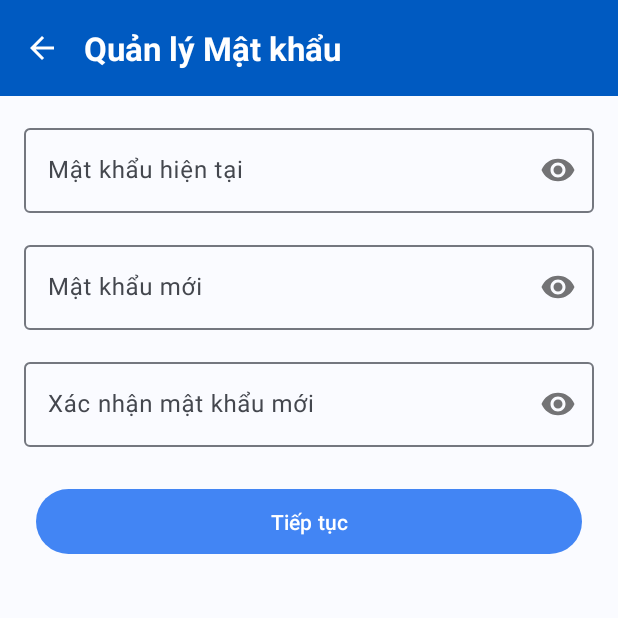
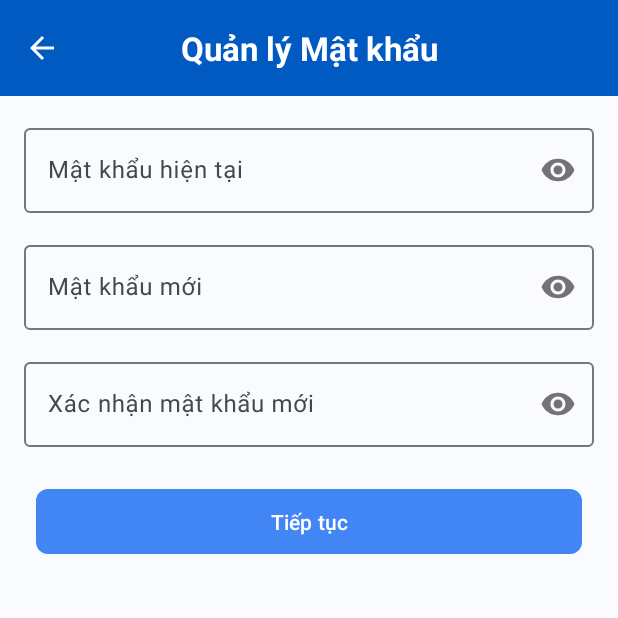
Before and after one commit to CongPham04/7-medibook-android, an Android app: the PasswordManagerFragment screen opened through its navigation route, on a phone screen of 412 x 824 dp, the top half of it. Run offline under Robolectric (Android 15) with nearby library versions, the phone set to English and light mode, and no system bars; our stand-ins replace Firebase (no records; nobody signed in at launch, a user with empty details on screens opened directly), navigation-ui; libraries missing offline, so code that uses them is left out: com.chaos.view; plain views replace PinView.

```diff
--- a/app/src/main/res/layout/fragment_password_manager.xml
+++ b/app/src/main/res/layout/fragment_password_manager.xml
@@ -7,23 +7,28 @@
     android:background="?android:attr/colorBackground"
     tools:context=".ui.common.PasswordManagerFragment">
 
+    <!-- Toolbar -->
     <com.google.android.material.appbar.MaterialToolbar
         android:id="@+id/toolbar"
         android:layout_width="match_parent"
         android:layout_height="wrap_content"
+        android:background="@color/md_theme_surfaceTint"
         app:layout_constraintTop_toTopOf="parent"
-        android:background="@color/md_theme_surfaceTint"
         app:navigationIcon="@drawable/ic_arrow_back"
         app:navigationIconTint="@android:color/white">
+
         <TextView
             android:layout_width="wrap_content"
             android:layout_height="wrap_content"
             android:text="Quản lý Mật khẩu"
+            android:layout_gravity="center"
             android:textAppearance="@style/TextAppearance.Material3.TitleLarge"
             android:textStyle="bold"
-            android:textColor="@android:color/white"/>
+            android:textColor="@android:color/white" />
     </com.google.android.material.appbar.MaterialToolbar>
 
+
+    <!-- FORM PASSWORD -->
     <androidx.constraintlayout.widget.ConstraintLayout
         android:id="@+id/layout_form"
         android:layout_width="match_parent"
@@ -31,6 +36,7 @@
         app:layout_constraintTop_toBottomOf="@id/toolbar"
         app:layout_constraintBottom_toBottomOf="parent">
 
+        <!-- Current Password -->
         <com.google.android.material.textfield.TextInputLayout
             android:id="@+id/til_current_password"
             style="@style/Widget.Material3.TextInputLayout.OutlinedBox"
@@ -38,14 +44,16 @@
             android:layout_height="wrap_content"
             android:layout_margin="16dp"
             android:hint="Mật khẩu hiện tại"
-            app:layout_constraintTop_toTopOf="parent"
-            app:passwordToggleEnabled="true">
+            app:passwordToggleEnabled="true"
+            app:layout_constraintTop_toTopOf="parent">
+
             <com.google.android.material.textfield.TextInputEditText
                 android:layout_width="match_parent"
                 android:layout_height="wrap_content"
                 android:inputType="textPassword" />
         </com.google.android.material.textfield.TextInputLayout>
 
+        <!-- New Password -->
         <com.google.android.material.textfield.TextInputLayout
             android:id="@+id/til_new_password"
             style="@style/Widget.Material3.TextInputLayout.OutlinedBox"
@@ -53,14 +61,16 @@
             android:layout_height="wrap_content"
             android:layout_margin="16dp"
             android:hint="Mật khẩu mới"
-            app:layout_constraintTop_toBottomOf="@+id/til_current_password"
+            app:layout_constraintTop_toBottomOf="@id/til_current_password"
             app:passwordToggleEnabled="true">
+
             <com.google.android.material.textfield.TextInputEditText
                 android:layout_width="match_parent"
                 android:layout_height="wrap_content"
                 android:inputType="textPassword" />
         </com.google.android.material.textfield.TextInputLayout>
 
+        <!-- Confirm New Password -->
         <com.google.android.material.textfield.TextInputLayout
             android:id="@+id/til_confirm_new_password"
             style="@style/Widget.Material3.TextInputLayout.OutlinedBox"
@@ -68,14 +78,16 @@
             android:layout_height="wrap_content"
             android:layout_margin="16dp"
             android:hint="Xác nhận mật khẩu mới"
-            app:layout_constraintTop_toBottomOf="@+id/til_new_password"
+            app:layout_constraintTop_toBottomOf="@id/til_new_password"
             app:passwordToggleEnabled="true">
+
             <com.google.android.material.textfield.TextInputEditText
                 android:layout_width="match_parent"
                 android:layout_height="wrap_content"
                 android:inputType="textPassword" />
         </com.google.android.material.textfield.TextInputLayout>
 
+        <!-- Continue Button -->
         <com.google.android.material.button.MaterialButton
             android:id="@+id/btn_continue"
             android:layout_width="match_parent"
@@ -83,10 +95,13 @@
             android:layout_margin="24dp"
             android:padding="12dp"
             android:text="Tiếp tục"
-            app:layout_constraintTop_toBottomOf="@+id/til_confirm_new_password" />
+            app:cornerRadius="8dp"
+            app:layout_constraintTop_toBottomOf="@id/til_confirm_new_password" />
 
     </androidx.constraintlayout.widget.ConstraintLayout>
 
+
+    <!-- OTP OVERLAY -->
     <FrameLayout
         android:id="@+id/layout_otp_overlay"
         android:layout_width="match_parent"
@@ -128,7 +143,7 @@
                     android:textSize="20sp"
                     android:textStyle="bold"
                     android:layout_marginTop="16dp"
-                    android:textColor="@android:color/black"/>
+                    android:textColor="@android:color/black" />
 
                 <TextView
                     android:id="@+id/tv_otp_message"
@@ -137,7 +152,7 @@
                     android:text="Nhập mã xác thực đã gửi tới email của bạn."
                     android:gravity="center"
                     android:layout_marginTop="8dp"
-                    android:textColor="#757575"/>
+                    android:textColor="#757575" />
 
                 <com.chaos.view.PinView
                     android:id="@+id/otp_view"
@@ -168,17 +183,20 @@
                     android:orientation="horizontal"
                     android:gravity="center"
                     android:layout_marginTop="24dp">
+
                     <TextView
                         android:id="@+id/tv_otp_timer"
                         android:layout_width="wrap_content"
                         android:layout_height="wrap_content"
                         android:text="60s"
-                        android:textColor="@android:color/holo_red_dark"/>
+                        android:textColor="@android:color/holo_red_dark" />
+
                     <View
                         android:layout_width="1dp"
                         android:layout_height="12dp"
                         android:background="#CCC"
-                        android:layout_marginHorizontal="12dp"/>
+                        android:layout_marginHorizontal="12dp" />
+
                     <TextView
                         android:id="@+id/tv_resend_otp"
                         android:layout_width="wrap_content"
@@ -187,7 +205,7 @@
                         android:textStyle="bold"
                         android:textColor="?attr/colorPrimary"
                         android:enabled="false"
-                        android:alpha="0.5"/>
+                        android:alpha="0.5" />
                 </LinearLayout>
 
                 <com.google.android.material.button.MaterialButton
@@ -197,7 +215,7 @@
                     android:layout_marginTop="24dp"
                     android:padding="12dp"
                     android:text="Xác nhận"
-                    app:cornerRadius="8dp"/>
+                    app:cornerRadius="8dp" />
 
                 <TextView
                     android:id="@+id/tv_cancel_otp"
@@ -205,8 +223,10 @@
                     android:layout_height="wrap_content"
                     android:text="Hủy bỏ"
                     android:layout_marginTop="12dp"
-                    android:textColor="#757575"/>
+                    android:textColor="#757575" />
+
             </LinearLayout>
         </androidx.cardview.widget.CardView>
     </FrameLayout>
+
 </androidx.constraintlayout.widget.ConstraintLayout>
```
